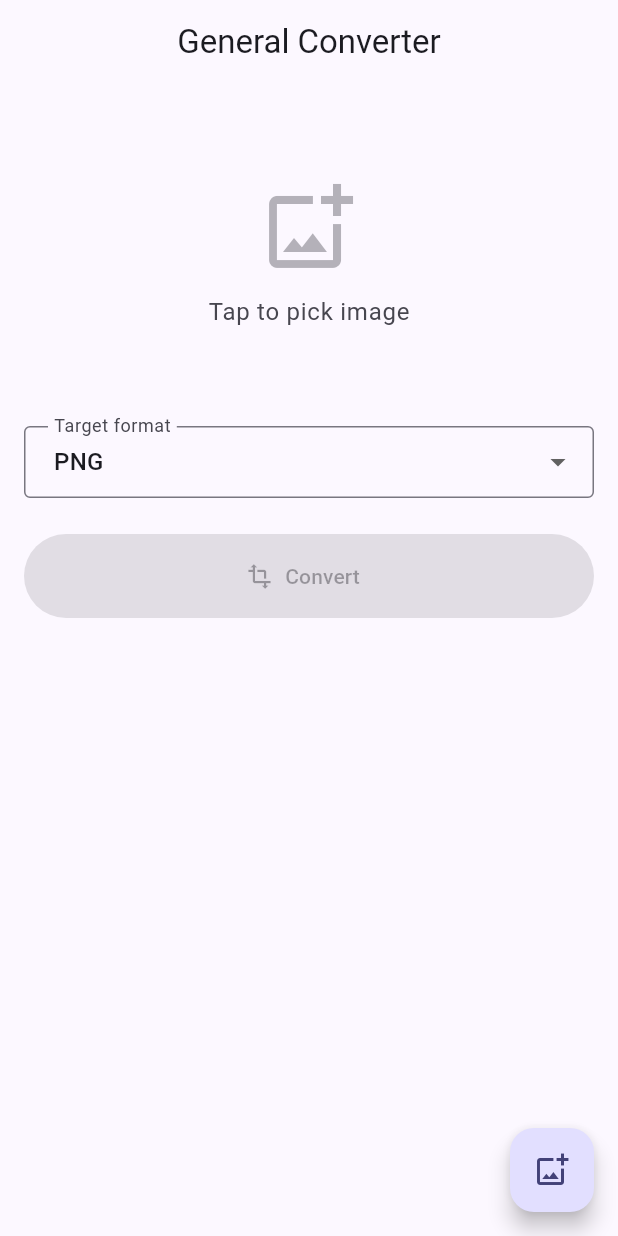
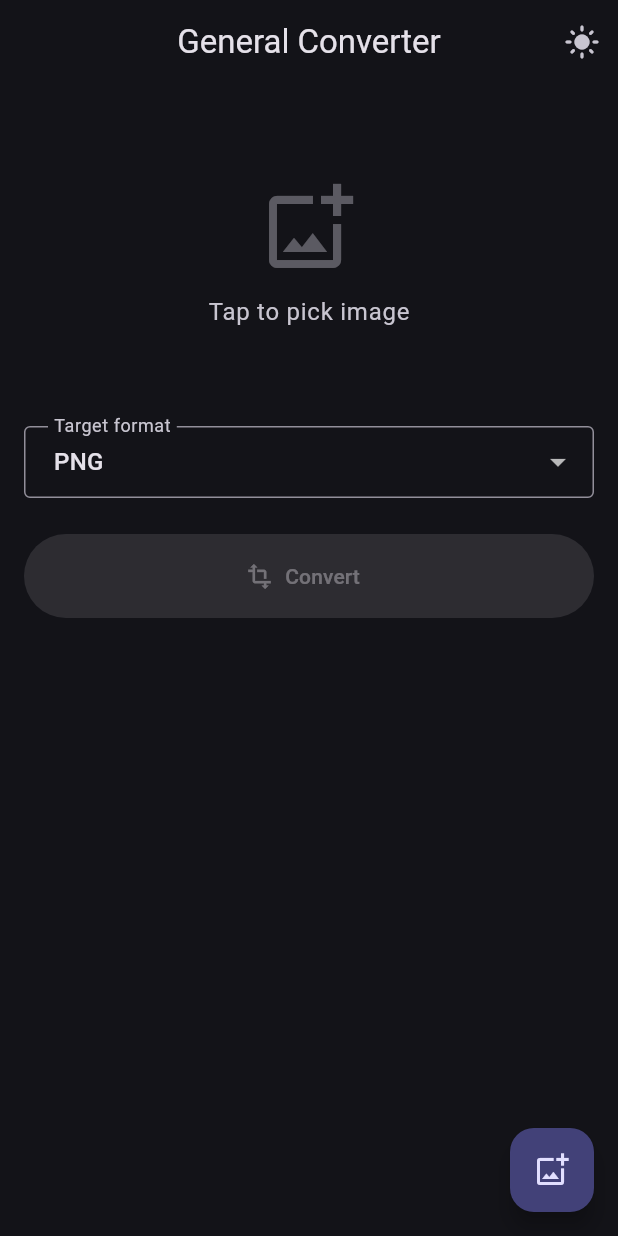
Before and after one commit to volkrist/General-converter, a Flutter app: the screen it shows after launch, on a phone screen of 412 x 824 dp. Run offline on Flutter 3.47's test engine with Material 3 defaults, Android fonts, the phone set to English and light mode, and no system bars; our stand-ins replace image_picker; missing offline and left inert: saver_gallery.

Commit message:
feat: add theme switching functionality with ThemeViewModel
- Implement `ThemeViewModel` to manage `ThemeMode` state.
- Update `GeneralConverterApp` to use `Consumer<ThemeViewModel>` for dynamic theme updates.
- Add a theme toggle button to the `ConverterScreen` AppBar.
- Register `ThemeViewModel` in the dependency injection providers.
- Add `toggleTheme` string to `AppStrings`.

```diff
--- a/lib/app/app.dart
+++ b/lib/app/app.dart
@@ -4,6 +4,7 @@ import 'package:provider/provider.dart';
 import 'di/providers.dart';
 import 'router.dart';
 import 'theme/app_theme.dart';
+import 'theme/theme_view_model.dart';
 
 class GeneralConverterApp extends StatelessWidget {
   const GeneralConverterApp({super.key});
@@ -12,13 +13,17 @@ class GeneralConverterApp extends StatelessWidget {
   Widget build(BuildContext context) {
     return MultiProvider(
       providers: appProviders,
-      child: MaterialApp(
-        title: 'General Converter',
-        theme: AppTheme.light(),
-        darkTheme: AppTheme.dark(),
-        themeMode: ThemeMode.system,
-        onGenerateRoute: AppRouter.onGenerateRoute,
-        debugShowCheckedModeBanner: false,
+      child: Consumer<ThemeViewModel>(
+        builder: (context, themeVm, _) {
+          return MaterialApp(
+            title: 'General Converter',
+            theme: AppTheme.light(),
+            darkTheme: AppTheme.dark(),
+            themeMode: themeVm.themeMode,
+            onGenerateRoute: AppRouter.onGenerateRoute,
+            debugShowCheckedModeBanner: false,
+          );
+        },
       ),
     );
   }
--- a/lib/app/di/providers.dart
+++ b/lib/app/di/providers.dart
@@ -9,6 +9,7 @@ import '../../features/converter/domain/usecases/convert_image_usecase.dart';
 import '../../features/converter/domain/usecases/pick_image_usecase.dart';
 import '../../features/converter/domain/usecases/save_result_usecase.dart';
 import '../../features/converter/presentation/viewmodels/converter_view_model.dart';
+import '../theme/theme_view_model.dart';
 
 List<SingleChildWidget> get appProviders {
   final pickerService = ImagePickerService();
@@ -26,6 +27,9 @@ List<SingleChildWidget> get appProviders {
   final saveResultUseCase = SaveResultUseCase(repository);
 
   return [
+    ChangeNotifierProvider<ThemeViewModel>(
+      create: (_) => ThemeViewModel(),
+    ),
     ChangeNotifierProvider<ConverterViewModel>(
       create: (_) => ConverterViewModel(
         pickImageUseCase: pickImageUseCase,
--- /dev/null
+++ b/lib/app/theme/theme_view_model.dart
@@ -0,0 +1,14 @@
+import 'package:flutter/material.dart';
+
+class ThemeViewModel extends ChangeNotifier {
+  ThemeMode _themeMode = ThemeMode.dark;
+
+  ThemeMode get themeMode => _themeMode;
+
+  bool get isDark => _themeMode == ThemeMode.dark;
+
+  void toggleTheme() {
+    _themeMode = isDark ? ThemeMode.light : ThemeMode.dark;
+    notifyListeners();
+  }
+}
--- a/lib/features/converter/presentation/screens/converter_screen.dart
+++ b/lib/features/converter/presentation/screens/converter_screen.dart
@@ -1,4 +1,5 @@
 import 'package:flutter/material.dart';
+import 'package:general_converter/app/theme/theme_view_model.dart';
 import 'package:general_converter/shared/constants/app_strings.dart';
 import 'package:provider/provider.dart';
 
@@ -15,9 +16,23 @@ class ConverterScreen extends StatelessWidget {
 
   @override
   Widget build(BuildContext context) {
+    final theme = Theme.of(context);
+    final isDark = theme.brightness == Brightness.dark;
+
     return Scaffold(
-      appBar: AppBar(title: const Text('General Converter'),
-        centerTitle: true,),
+      appBar: AppBar(
+        title: const Text(AppStrings.appName),
+        centerTitle: true,
+        actions: [
+          IconButton(
+            icon: Icon(isDark ? Icons.light_mode : Icons.dark_mode),
+            onPressed: () {
+              context.read<ThemeViewModel>().toggleTheme();
+            },
+            tooltip: AppStrings.toggleTheme,
+          ),
+        ],
+      ),
       body: Consumer<ConverterViewModel>(
         builder: (context, vm, _) {
           return Column(
--- a/lib/shared/constants/app_strings.dart
+++ b/lib/shared/constants/app_strings.dart
@@ -1,3 +1,4 @@
+
 abstract final class AppStrings {
   static const String appName = 'General Converter';
   static const String pickImage = 'Pick image';
@@ -11,5 +12,7 @@ abstract final class AppStrings {
   static const String saveFailed = 'Failed to save';
   static const String pickFailed = 'Failed to pick image';
   static const String tapToPick = 'Tap to pick image';
+  static const String toggleTheme = 'Toggle theme';
+
 
 }
```
